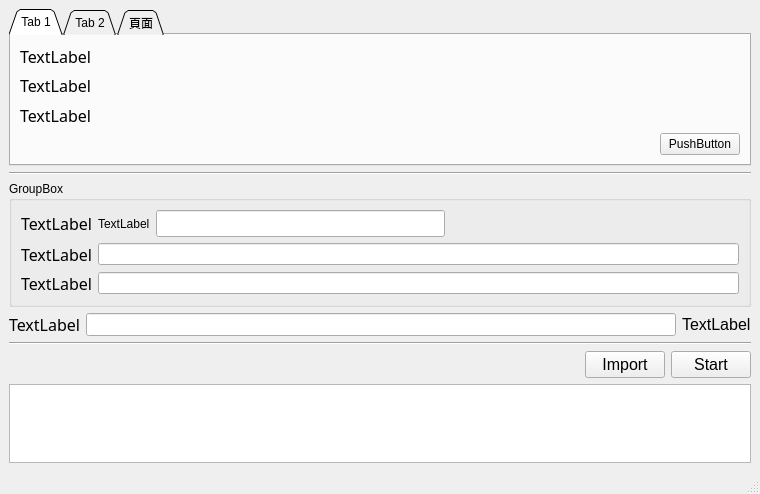
Before: the Qt Designer form pdf_merge/pdf_UI_2.ui in qianking/Tool, drawn with Qt 5.
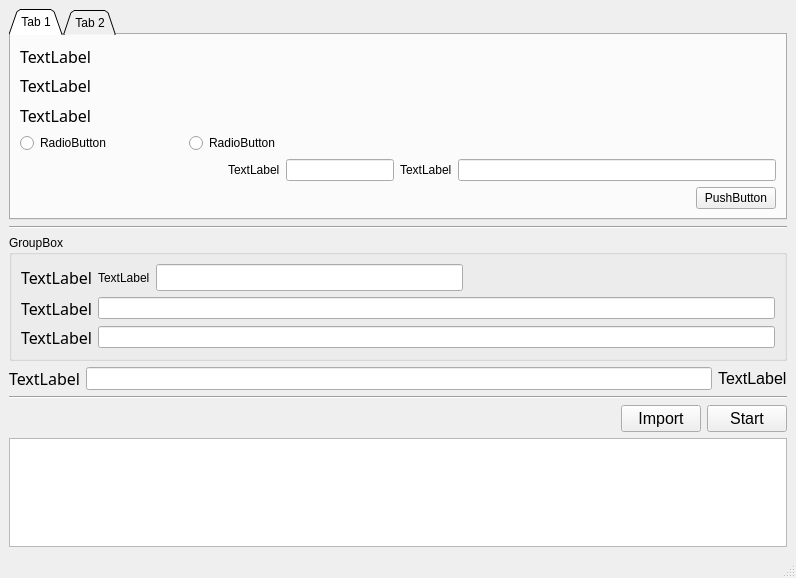
After: the same form once the commit is applied.

```diff
--- a/pdf_merge/pdf_UI_2.ui
+++ b/pdf_merge/pdf_UI_2.ui
@@ -6,8 +6,8 @@
    <rect>
     <x>0</x>
     <y>0</y>
-    <width>760</width>
-    <height>494</height>
+    <width>796</width>
+    <height>578</height>
    </rect>
   </property>
   <property name="windowTitle">
@@ -30,9 +30,9 @@
        <attribute name="title">
         <string>Tab 1</string>
        </attribute>
+       <layout class="QGridLayout" name="gridLayout_8">
+        <item row="0" column="0">
        <layout class="QGridLayout" name="gridLayout_4">
-        <item row="0" column="0">
-         <layout class="QGridLayout" name="gridLayout_2">
           <item row="0" column="0" colspan="2">
            <layout class="QVBoxLayout" name="verticalLayout">
             <item>
@@ -79,20 +79,104 @@
             </item>
            </layout>
           </item>
-          <item row="1" column="0">
+          <item row="1" column="0" colspan="2">
+           <layout class="QGridLayout" name="gridLayout_2">
+            <item row="2" column="4">
+             <widget class="QLabel" name="build_No">
+              <property name="text">
+               <string>TextLabel</string>
+              </property>
+             </widget>
+            </item>
+            <item row="0" column="5" colspan="2">
+             <spacer name="horizontalSpacer_5">
+              <property name="orientation">
+               <enum>Qt::Horizontal</enum>
+              </property>
+              <property name="sizeHint" stdset="0">
+               <size>
+                <width>318</width>
+                <height>20</height>
+               </size>
+              </property>
+             </spacer>
+            </item>
+            <item row="0" column="3" colspan="2">
+             <spacer name="horizontalSpacer_9">
+              <property name="orientation">
+               <enum>Qt::Horizontal</enum>
+              </property>
+              <property name="sizeHint" stdset="0">
+               <size>
+                <width>40</width>
+                <height>20</height>
+               </size>
+              </property>
+             </spacer>
+            </item>
+            <item row="0" column="0">
+             <widget class="QRadioButton" name="single">
+              <property name="text">
+               <string>RadioButton</string>
+              </property>
+             </widget>
+            </item>
+            <item row="2" column="0">
            <spacer name="horizontalSpacer_3">
             <property name="orientation">
              <enum>Qt::Horizontal</enum>
             </property>
             <property name="sizeHint" stdset="0">
              <size>
-              <width>438</width>
+                <width>88</width>
               <height>20</height>
              </size>
             </property>
            </spacer>
           </item>
-          <item row="1" column="1">
+            <item row="2" column="3">
+             <widget class="QLineEdit" name="build_num_input">
+              <property name="sizePolicy">
+               <sizepolicy hsizetype="Minimum" vsizetype="Fixed">
+                <horstretch>0</horstretch>
+                <verstretch>0</verstretch>
+               </sizepolicy>
+              </property>
+             </widget>
+            </item>
+            <item row="2" column="5" colspan="2">
+             <widget class="QLineEdit" name="build_No_input"/>
+            </item>
+            <item row="2" column="2">
+             <widget class="QLabel" name="build_num">
+              <property name="text">
+               <string>TextLabel</string>
+              </property>
+             </widget>
+            </item>
+            <item row="0" column="1" colspan="2">
+             <widget class="QRadioButton" name="muilti">
+              <property name="text">
+               <string>RadioButton</string>
+              </property>
+             </widget>
+            </item>
+           </layout>
+          </item>
+          <item row="2" column="0">
+           <spacer name="horizontalSpacer_6">
+            <property name="orientation">
+             <enum>Qt::Horizontal</enum>
+            </property>
+            <property name="sizeHint" stdset="0">
+             <size>
+              <width>518</width>
+              <height>20</height>
+             </size>
+            </property>
+           </spacer>
+          </item>
+          <item row="2" column="1">
            <widget class="QPushButton" name="config_1_btm">
             <property name="text">
              <string>PushButton</string>
@@ -220,83 +304,6 @@
         </item>
        </layout>
       </widget>
-      <widget class="QWidget" name="tab_3">
-       <attribute name="title">
-        <string>頁面</string>
-       </attribute>
-       <layout class="QGridLayout" name="gridLayout_8">
-        <item row="0" column="0">
-         <layout class="QGridLayout" name="gridLayout_7">
-          <item row="1" column="1">
-           <widget class="QPushButton" name="config_3_btm">
-            <property name="text">
-             <string>PushButton</string>
-            </property>
-           </widget>
-          </item>
-          <item row="1" column="0">
-           <spacer name="horizontalSpacer_5">
-            <property name="orientation">
-             <enum>Qt::Horizontal</enum>
-            </property>
-            <property name="sizeHint" stdset="0">
-             <size>
-              <width>598</width>
-              <height>20</height>
-             </size>
-            </property>
-           </spacer>
-          </item>
-          <item row="0" column="0" colspan="2">
-           <layout class="QVBoxLayout" name="verticalLayout_3">
-            <item>
-             <widget class="QLabel" name="tab_3_title_1">
-              <property name="font">
-               <font>
-                <family>標楷體</family>
-                <pointsize>12</pointsize>
-               </font>
-              </property>
-              <property name="text">
-               <string>TextLabel</string>
-              </property>
-             </widget>
-            </item>
-            <item>
-             <widget class="QLabel" name="tab_3_title_2">
-              <property name="font">
-               <font>
-                <family>標楷體</family>
-                <pointsize>12</pointsize>
-               </font>
-              </property>
-              <property name="text">
-               <string>TextLabel</string>
-              </property>
-              <property name="textFormat">
-               <enum>Qt::AutoText</enum>
-              </property>
-             </widget>
-            </item>
-            <item>
-             <widget class="QLabel" name="tab_3_title_3">
-              <property name="font">
-               <font>
-                <family>標楷體</family>
-                <pointsize>12</pointsize>
-               </font>
-              </property>
-              <property name="text">
-               <string>TextLabel</string>
-              </property>
-             </widget>
-            </item>
-           </layout>
-          </item>
-         </layout>
-        </item>
-       </layout>
-      </widget>
      </widget>
     </item>
     <item row="1" column="0">
```
Left out of the diff: 42 changed lines with no effect on the pictures. Lines whose indentation alone changed are shown as unchanged.
